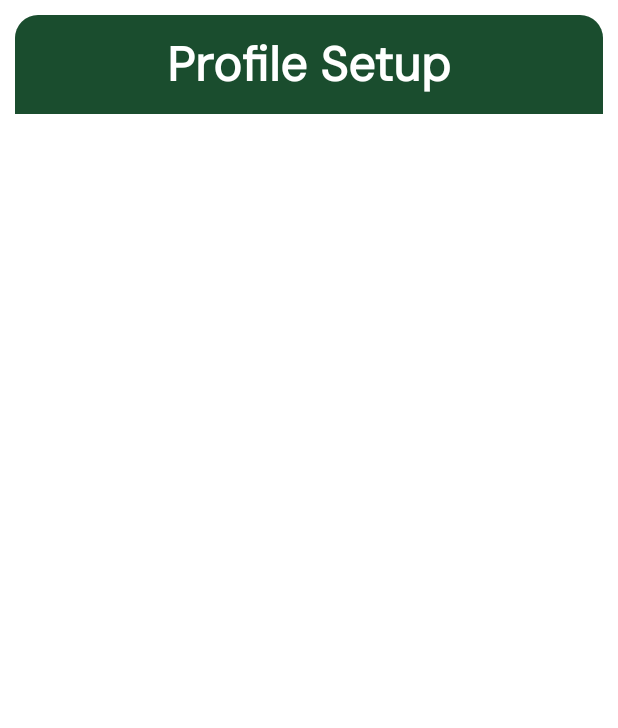
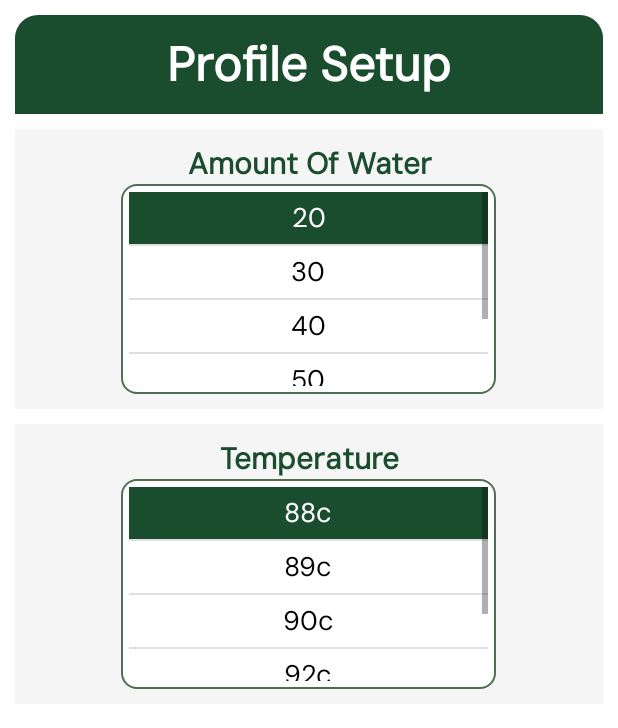
Before and after one commit to imrezwan/wiseapp, an Android app: the fragment ProfileSetupFragment shown on its own in the app's theme, on a phone screen of 412 x 824 dp. Shown: the top 728 px of the screen. Run offline under Robolectric (Android 15) with nearby library versions, the phone set to English and light mode, and no system bars.

Commit message:
added profile setup design

```diff
--- a/app/src/main/java/com/imrezwan/wise_brewer/ProfileSetupFragment.java
+++ b/app/src/main/java/com/imrezwan/wise_brewer/ProfileSetupFragment.java
@@ -1,20 +1,24 @@
 package com.imrezwan.wise_brewer;
 
+import static com.imrezwan.wise_brewer.utils.Constants.mDataAmountOfWater;
+import static com.imrezwan.wise_brewer.utils.Constants.mDataTemperature;
+
 import android.os.Bundle;
-
-import androidx.fragment.app.Fragment;
-
 import android.view.LayoutInflater;
 import android.view.View;
 import android.view.ViewGroup;
 
+import androidx.fragment.app.Fragment;
+
+import com.imrezwan.wise_brewer.widgets.CustomListView;
+
 public class ProfileSetupFragment extends Fragment {
+    CustomListView mAmountOfWater, mTemperature;
 
     public ProfileSetupFragment() {
-
     }
 
-    public static ProfileSetupFragment newInstance(String param1, String param2) {
+    public static ProfileSetupFragment newInstance() {
         ProfileSetupFragment fragment = new ProfileSetupFragment();
         return fragment;
     }
@@ -28,6 +32,15 @@ public class ProfileSetupFragment extends Fragment {
     public View onCreateView(LayoutInflater inflater, ViewGroup container,
                              Bundle savedInstanceState) {
         View view = inflater.inflate(R.layout.fragment_profile_setup, container, false);
+        initialize(view);
         return view;
     }
+
+    private void initialize(View view) {
+        mAmountOfWater = view.findViewById(R.id.clv_amount_of_water);
+        mTemperature = view.findViewById(R.id.clv_temperature);
+
+        mAmountOfWater.setData(mDataAmountOfWater);
+        mTemperature.setData(mDataTemperature);
+    }
 }
--- /dev/null
+++ b/app/src/main/java/com/imrezwan/wise_brewer/adapters/CustomListAdapter.java
@@ -0,0 +1,70 @@
+package com.imrezwan.wise_brewer.adapters;
+
+import android.content.Context;
+import android.widget.ArrayAdapter;
+import android.view.LayoutInflater;
+import android.view.View;
+import android.view.ViewGroup;
+import android.widget.TextView;
+
+import androidx.core.content.ContextCompat;
+
+import com.imrezwan.wise_brewer.R;
+
+import java.util.List;
+
+public class CustomListAdapter extends ArrayAdapter<String> {
+
+    private Context mContext;
+    private List<String> mDataList;
+    private int selectedPosition = 0;
+
+    public CustomListAdapter(Context context, List<String> dataList) {
+        super(context, 0, dataList);
+        mContext = context;
+        mDataList = dataList;
+    }
+
+    @Override
+    public View getView(int position, View convertView, ViewGroup parent) {
+        ViewHolder holder;
+        if (convertView == null) {
+            convertView = LayoutInflater.from(mContext).inflate(R.layout.custom_list_item, parent, false);
+            holder = new ViewHolder();
+            holder.textView = convertView.findViewById(R.id.text1);
+            convertView.setTag(holder);
+        } else {
+            holder = (ViewHolder) convertView.getTag();
+        }
+
+        String dataItem = mDataList.get(position);
+        holder.textView.setText(dataItem);
+
+        if (position == selectedPosition) {
+            convertView.setBackgroundResource(R.color.colorPrimary);
+            holder.textView.setTextColor(ContextCompat.getColor(mContext, R.color.colorWhite));
+        } else {
+            convertView.setBackgroundResource(R.color.colorWhite);
+            holder.textView.setTextColor(ContextCompat.getColor(mContext, R.color.colorBlack));
+        }
+
+        // Handle item click
+        convertView.setOnClickListener(new View.OnClickListener() {
+            @Override
+            public void onClick(View v) {
+                selectedPosition = position; // Update selected position
+                notifyDataSetChanged(); // Refresh the ListView to apply the changes
+            }
+        });
+
+        return convertView;
+    }
+
+    private String getSelectedItem() {
+        return mDataList.get(selectedPosition);
+    }
+
+    static class ViewHolder {
+        TextView textView;
+    }
+}
--- /dev/null
+++ b/app/src/main/java/com/imrezwan/wise_brewer/utils/Constants.java
@@ -0,0 +1,11 @@
+package com.imrezwan.wise_brewer.utils;
+
+import java.util.ArrayList;
+import java.util.Arrays;
+import java.util.List;
+
+public class Constants {
+
+    public static List<String> mDataAmountOfWater = Arrays.asList("20", "30", "40", "50", "60", "70");
+    public static List<String> mDataTemperature = Arrays.asList("88c", "89c", "90c", "92c", "93c", "94c");
+}
--- /dev/null
+++ b/app/src/main/java/com/imrezwan/wise_brewer/widgets/CustomListView.java
@@ -0,0 +1,49 @@
+package com.imrezwan.wise_brewer.widgets;
+
+import android.content.Context;
+import android.content.res.TypedArray;
+import android.util.AttributeSet;
+import android.widget.ListView;
+import androidx.core.content.ContextCompat;
+
+import com.imrezwan.wise_brewer.R;
+import com.imrezwan.wise_brewer.adapters.CustomListAdapter;
+
+import java.util.List;
+
+public class CustomListView extends ListView {
+
+    public CustomListView(Context context) {
+        super(context);
+        init(null);
+    }
+
+    public CustomListView(Context context, AttributeSet attrs) {
+        super(context, attrs);
+        init(attrs);
+    }
+
+    public CustomListView(Context context, AttributeSet attrs, int defStyleAttr) {
+        super(context, attrs, defStyleAttr);
+        init(attrs);
+    }
+
+    private void init(AttributeSet attrs) {
+        if (attrs != null) {
+            TypedArray a = getContext().obtainStyledAttributes(attrs, R.styleable.CustomListView);
+
+            int customBackground = a.getResourceId(R.styleable.CustomListView_customBackground, -1);
+            if (customBackground != -1) {
+                setBackground(ContextCompat.getDrawable(getContext(), customBackground));
+            }
+
+            a.recycle();
+        }
+    }
+
+    // Method to set data to the ListView using a custom adapter
+    public void setData(List<String> dataList) {
+        CustomListAdapter adapter = new CustomListAdapter(getContext(), dataList);
+        setAdapter(adapter);
+    }
+}
--- /dev/null
+++ b/app/src/main/res/layout/custom_list_item.xml
@@ -0,0 +1,19 @@
+<?xml version="1.0" encoding="utf-8"?>
+<LinearLayout
+    xmlns:android="http://schemas.android.com/apk/res/android"
+    android:layout_width="match_parent"
+    android:layout_height="match_parent"
+    android:layout_margin="2dp"
+    android:orientation="vertical">
+
+    <TextView
+        android:id="@+id/text1"
+        android:textColor="@color/textColor"
+        android:layout_width="match_parent"
+        android:layout_height="wrap_content"
+        android:layout_gravity="center"
+        android:gravity="center"
+        android:padding="5dp"
+        android:textAppearance="@style/TextAppearance.AppCompat.Medium" />
+
+</LinearLayout>
--- a/app/src/main/res/layout/fragment_profile_setup.xml
+++ b/app/src/main/res/layout/fragment_profile_setup.xml
@@ -14,4 +14,59 @@
         app:title="Profile Setup"
         />
 
+
+    <LinearLayout
+        android:layout_width="match_parent"
+        android:layout_height="wrap_content"
+        android:orientation="vertical"
+        android:layout_marginTop="10dp"
+        android:padding="10dp"
+        android:background="@color/colorBackground">
+        <TextView
+            android:layout_width="match_parent"
+            android:layout_height="wrap_content"
+            android:text="Amount Of Water"
+            android:textStyle="bold"
+            android:textColor="@color/colorPrimary"
+            android:layout_gravity="center"
+            android:gravity="center"
+            android:textSize="20sp"/>
+
+        <com.imrezwan.wise_brewer.widgets.CustomListView
+            android:id="@+id/clv_amount_of_water"
+            android:layout_width="250dp"
+            android:layout_height="140dp"
+            android:layout_gravity="center"
+            android:padding="5dp"
+            android:background="@drawable/block_white_bg_with_border"
+            />
+    </LinearLayout>
+
+    <LinearLayout
+        android:layout_width="match_parent"
+        android:layout_height="wrap_content"
+        android:orientation="vertical"
+        android:layout_marginTop="10dp"
+        android:padding="10dp"
+        android:background="@color/colorBackground">
+        <TextView
+            android:layout_width="match_parent"
+            android:layout_height="wrap_content"
+            android:text="Temperature"
+            android:textStyle="bold"
+            android:textColor="@color/colorPrimary"
+            android:layout_gravity="center"
+            android:gravity="center"
+            android:textSize="20sp"/>
+
+        <com.imrezwan.wise_brewer.widgets.CustomListView
+            android:id="@+id/clv_temperature"
+            android:layout_width="250dp"
+            android:layout_height="140dp"
+            android:layout_gravity="center"
+            android:padding="5dp"
+            android:background="@drawable/block_white_bg_with_border"
+            />
+    </LinearLayout>
+
 </LinearLayout>
--- a/app/src/main/res/values/attrs.xml
+++ b/app/src/main/res/values/attrs.xml
@@ -3,4 +3,8 @@
     <declare-styleable name="TitleView">
         <attr name="title" format="string" />
     </declare-styleable>
+
+    <declare-styleable name="CustomListView">
+        <attr name="customBackground" format="reference" />
+    </declare-styleable>
 </resources>
```
